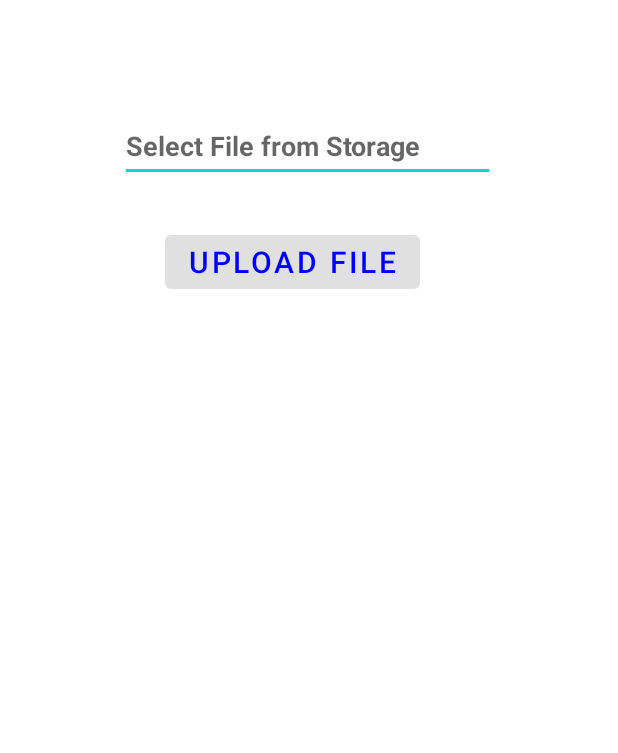
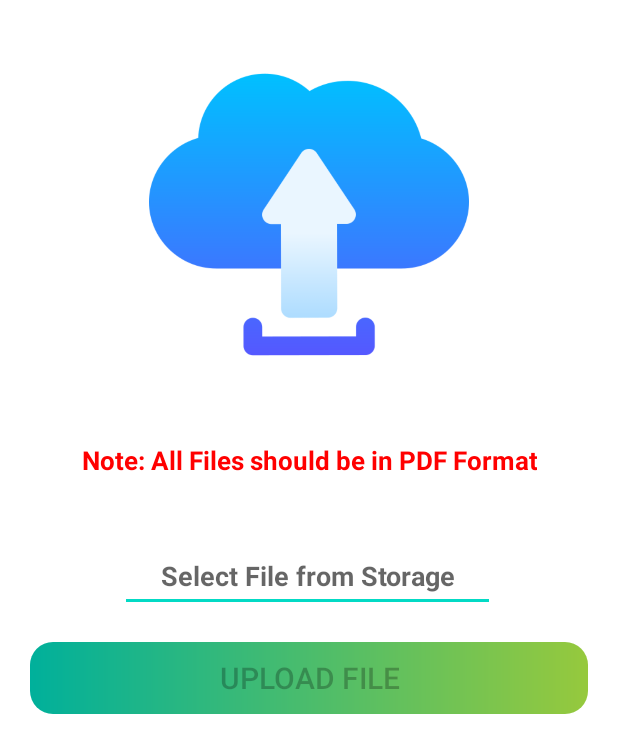
Before and after one commit to yash234u/LMS, an Android app: the NotesUpload screen opened directly, with no data from a screen before it, on a phone screen of 412 x 824 dp. Shown: the top 753 px of the screen. Run offline under Robolectric (Android 15) with nearby library versions, the phone set to English and light mode, and no system bars; our stand-ins replace Firebase (no records; nobody signed in at launch, a user with empty details on screens opened directly).

Commit message:
WORK IN PROGRESS

```diff
--- a/app/src/main/java/com/example/demo_lms/admin/RegisterteacherActivity.java
+++ b/app/src/main/java/com/example/demo_lms/admin/RegisterteacherActivity.java
@@ -84,6 +84,7 @@ public class RegisterteacherActivity extends AppCompatActivity {
 
                                     database.child("User_master").child(txt_username).child("Password").setValue(txt_pass);
                                     database.child("User_master").child(txt_username).child("Type").setValue("Teacher");
+                                    database.child("Teacher_master").child(txt_id).child("Enable").setValue("Yes");
                                     Toast.makeText(RegisterteacherActivity.this, "Registration Successful", Toast.LENGTH_SHORT).show();
                                 }
                             }
--- a/app/src/main/res/layout/activity_notes_upload.xml
+++ b/app/src/main/res/layout/activity_notes_upload.xml
@@ -13,7 +13,8 @@
         android:layout_centerHorizontal="true"
         android:layout_centerVertical="true"
         android:layout_marginStart="80dp"
-        android:layout_marginTop="73dp"
+        android:layout_marginTop="360dp"
+        android:gravity="center"
         android:hint="Select File from Storage"
         android:minHeight="48dp"
         android:textColor="#0000FF"
@@ -21,18 +22,45 @@
         app:layout_constraintStart_toStartOf="parent"
         app:layout_constraintTop_toTopOf="parent" />
 
-    <Button
+    <androidx.appcompat.widget.AppCompatButton
         android:id="@+id/btn"
-        android:layout_width="wrap_content"
+        android:layout_width="match_parent"
         android:layout_height="wrap_content"
         android:layout_below="@+id/editText"
         android:layout_centerHorizontal="true"
-        android:layout_marginStart="110dp"
+        android:layout_marginStart="0dp"
         android:layout_marginTop="29dp"
+        android:background="@drawable/button"
+        android:padding="10dp"
+        android:layout_margin="20dp"
         android:text="Upload File"
-        android:textColor="#0000FF"
         android:textSize="20sp"
         app:layout_constraintStart_toStartOf="parent"
         app:layout_constraintTop_toBottomOf="@+id/editText" />
 
+    <ImageView
+        android:id="@+id/imageView8"
+        android:layout_width="213dp"
+        android:layout_height="222dp"
+        android:layout_marginTop="32dp"
+        app:layout_constraintEnd_toEndOf="parent"
+        app:layout_constraintStart_toStartOf="parent"
+        app:layout_constraintTop_toTopOf="parent"
+        app:srcCompat="@drawable/upload" />
+
+    <TextView
+        android:id="@+id/textView11"
+        android:layout_width="wrap_content"
+        android:layout_height="wrap_content"
+        android:gravity="center"
+        android:text="Note: All Files should be in PDF Format"
+        android:textColor="#FF0000"
+        android:textSize="17dp"
+        android:textStyle="bold"
+        app:layout_constraintBottom_toTopOf="@+id/editText"
+        app:layout_constraintEnd_toEndOf="parent"
+        app:layout_constraintStart_toStartOf="parent"
+        app:layout_constraintTop_toBottomOf="@+id/imageView8"
+        app:layout_constraintVertical_bias="0.493" />
+
 </androidx.constraintlayout.widget.ConstraintLayout>
--- a/app/src/main/res/layout/activity_registerteacher.xml
+++ b/app/src/main/res/layout/activity_registerteacher.xml
@@ -163,7 +163,6 @@
                 android:hint="Email"
                 android:layout_margin="15dp">
                 <com.google.android.material.textfield.TextInputEditText
-                    android:inputType="textPassword"
                     android:layout_width="match_parent"
                     android:layout_height="match_parent" />
             </com.google.android.material.textfield.TextInputLayout>
--- a/app/src/main/res/layout/activity_teacher.xml
+++ b/app/src/main/res/layout/activity_teacher.xml
@@ -45,7 +45,7 @@
                         android:layout_marginTop="20dp"
                         android:layout_marginEnd="35dp"
                         android:layout_marginBottom="12dp"
-                        app:srcCompat="@drawable/teacher" />
+                        app:srcCompat="@drawable/notes" />
 
                     <TextView
                         android:id="@+id/textView1"
```
Also changed, not shown: app/src/main/java/com/example/demo_lms/teacher/NotesUpload.java (+1 -29 lines), app/src/main/res/drawable-v24/notes.png (added), app/src/main/res/drawable-v24/upload.png (added).
